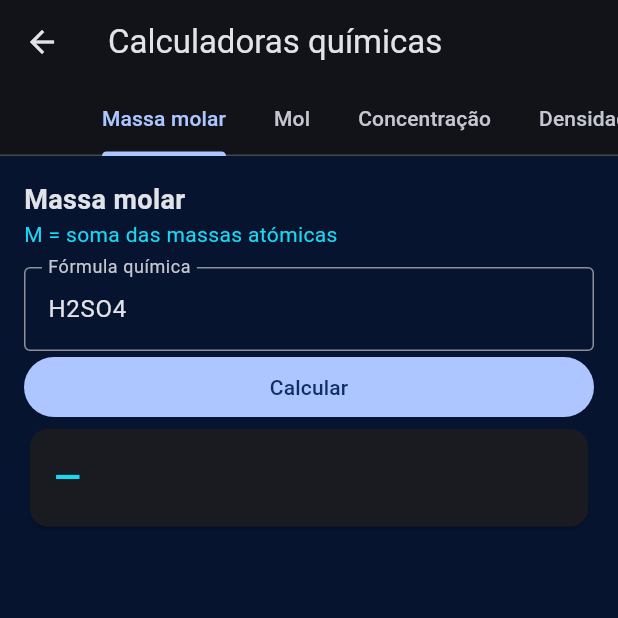
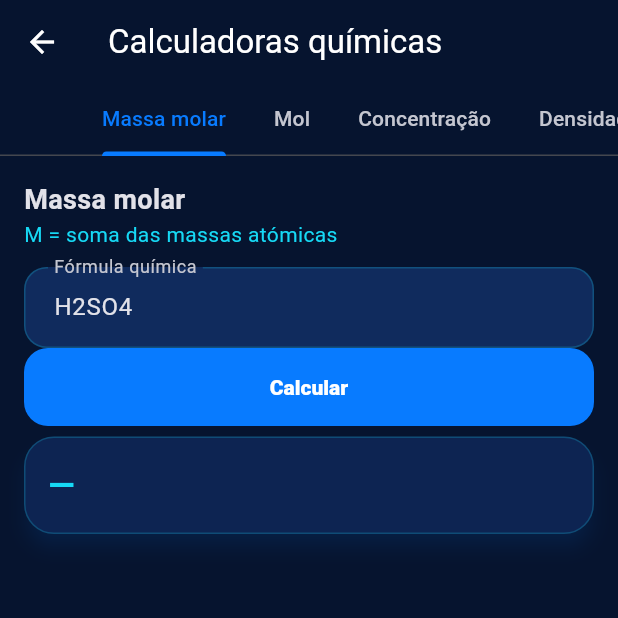
Before and after one commit to nexauren1/ChemMaster, a Flutter app: the screen it shows after launch, after a tap on "Calculadoras", on a phone screen of 412 x 824 dp, the top half of it. Run offline on Flutter 3.47's test engine with Material 3 defaults, Android fonts, the phone set to English and light mode, and no system bars; our stand-ins replace shared_preferences; statements that could not run were skipped.

Commit message:
feat: apply vivid neon visual system and show all six classes

```diff
--- a/lib/main.dart
+++ b/lib/main.dart
@@ -17,9 +17,18 @@ class _ChemMasterAppState extends State<ChemMasterApp> {
   bool dark=true;
   @override Widget build(BuildContext context)=>MaterialApp(
     debugShowCheckedModeBanner:false,title:'ChemMaster',
-    theme:ThemeData(useMaterial3:true,brightness:dark?Brightness.dark:Brightness.light,
-      colorScheme:ColorScheme.fromSeed(seedColor:blue,brightness:dark?Brightness.dark:Brightness.light),
-      scaffoldBackgroundColor:dark?navy:const Color(0xFFF3F7FF)),
+    theme:ThemeData(
+      useMaterial3:true,
+      brightness:dark?Brightness.dark:Brightness.light,
+      colorScheme:ColorScheme.fromSeed(seedColor:blue,brightness:dark?Brightness.dark:Brightness.light,primary:blue,secondary:cyan,tertiary:violet,surface:dark?const Color(0xFF0B1D43):Colors.white),
+      scaffoldBackgroundColor:dark?navy:const Color(0xFFF3F7FF),
+      appBarTheme:AppBarTheme(backgroundColor:dark?navy:const Color(0xFFF3F7FF),foregroundColor:dark?Colors.white:const Color(0xFF071A3A),elevation:0,centerTitle:false),
+      cardTheme:CardThemeData(color:dark?const Color(0xFF0D2452):Colors.white,elevation:dark?5:2,shadowColor:blue.withValues(alpha:.22),shape:RoundedRectangleBorder(borderRadius:BorderRadius.circular(20),side:BorderSide(color:dark?cyan.withValues(alpha:.22):blue.withValues(alpha:.10))),margin:const EdgeInsets.symmetric(vertical:7)),
+      inputDecorationTheme:InputDecorationTheme(filled:true,fillColor:dark?const Color(0xFF102B5D):const Color(0xFFF0F5FF),border:OutlineInputBorder(borderRadius:BorderRadius.circular(15)),enabledBorder:OutlineInputBorder(borderRadius:BorderRadius.circular(15),borderSide:BorderSide(color:dark?cyan.withValues(alpha:.22):blue.withValues(alpha:.16))),focusedBorder:OutlineInputBorder(borderRadius:BorderRadius.circular(15),borderSide:const BorderSide(color:cyan,width:1.7)),contentPadding:const EdgeInsets.symmetric(horizontal:16,vertical:15)),
+      filledButtonTheme:FilledButtonThemeData(style:FilledButton.styleFrom(backgroundColor:blue,foregroundColor:Colors.white,minimumSize:const Size.fromHeight(52),shape:RoundedRectangleBorder(borderRadius:BorderRadius.circular(16)),textStyle:const TextStyle(fontWeight:FontWeight.w800))),
+      navigationBarTheme:NavigationBarThemeData(backgroundColor:dark?const Color(0xFF071A3A):Colors.white,indicatorColor:cyan.withValues(alpha:.18),labelTextStyle:WidgetStateProperty.all(const TextStyle(fontSize:10,fontWeight:FontWeight.w700))),
+      dividerColor:dark?cyan.withValues(alpha:.12):blue.withValues(alpha:.10),
+    ),
     home:AppShell(dark:dark,onTheme:()=>setState(()=>dark=!dark)));
 }
 class AppShell extends StatefulWidget {
@@ -71,7 +80,7 @@ class _AcademyScreenState extends State<AcademyScreen> {
     final selected=mozambiqueCurriculum.firstWhere((c)=>c.grade==grade);
     return ListView(padding:const EdgeInsets.all(18),children:[
       const Text('Academia',style:TextStyle(fontSize:27,fontWeight:FontWeight.w900)),
-      const Text('Programa do 1.º ciclo — Moçambique'),
+      const Text('Programa de Química • 7.ª à 12.ª classe • Moçambique'),
       const SizedBox(height:12),
       Wrap(spacing:7,children:mozambiqueCurriculum.map((c)=>ChoiceChip(label:Text(c.grade),selected:grade==c.grade,onSelected:(_)=>setState(()=>grade=c.grade))).toList()),
       const SizedBox(height:12),
@@ -82,7 +91,7 @@ class _AcademyScreenState extends State<AcademyScreen> {
           title:Text(l.title),subtitle:Text(l.summary,maxLines:2,overflow:TextOverflow.ellipsis),
           trailing:const Icon(Icons.arrow_forward_ios,size:15),
           onTap:()=>Navigator.push(context,MaterialPageRoute(builder:(_)=>LessonScreen(lesson:l,grade:grade))))).toList()))),
-      const SizedBox(height:8),const Text('A organização segue o programa do INDE/MEC para 7.ª, 8.ª e 9.ª classes. A cobertura das classes seguintes será adicionada após validação dos respectivos programas.',style:TextStyle(fontSize:12,color:Colors.amber))
+      const SizedBox(height:8),const Text('Conteúdos introdutórios organizados para as seis classes. A cobertura detalhada será ampliada e revista continuamente.',style:TextStyle(fontSize:12,color:Colors.amber))
     ]);
   }
 }
```
